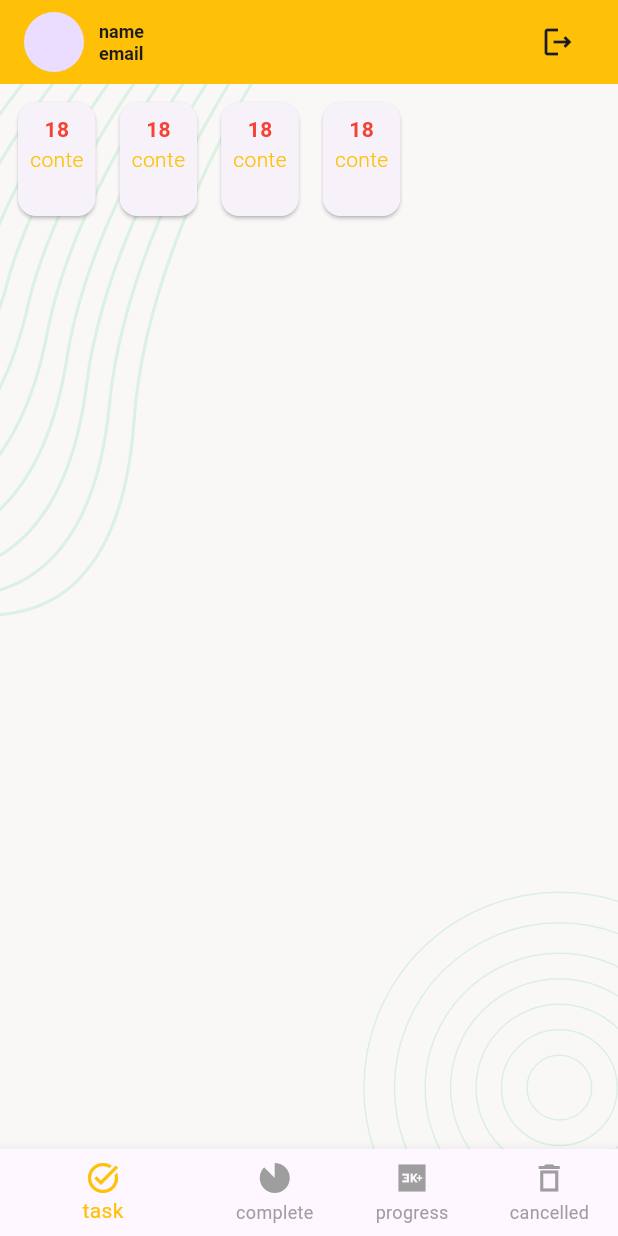
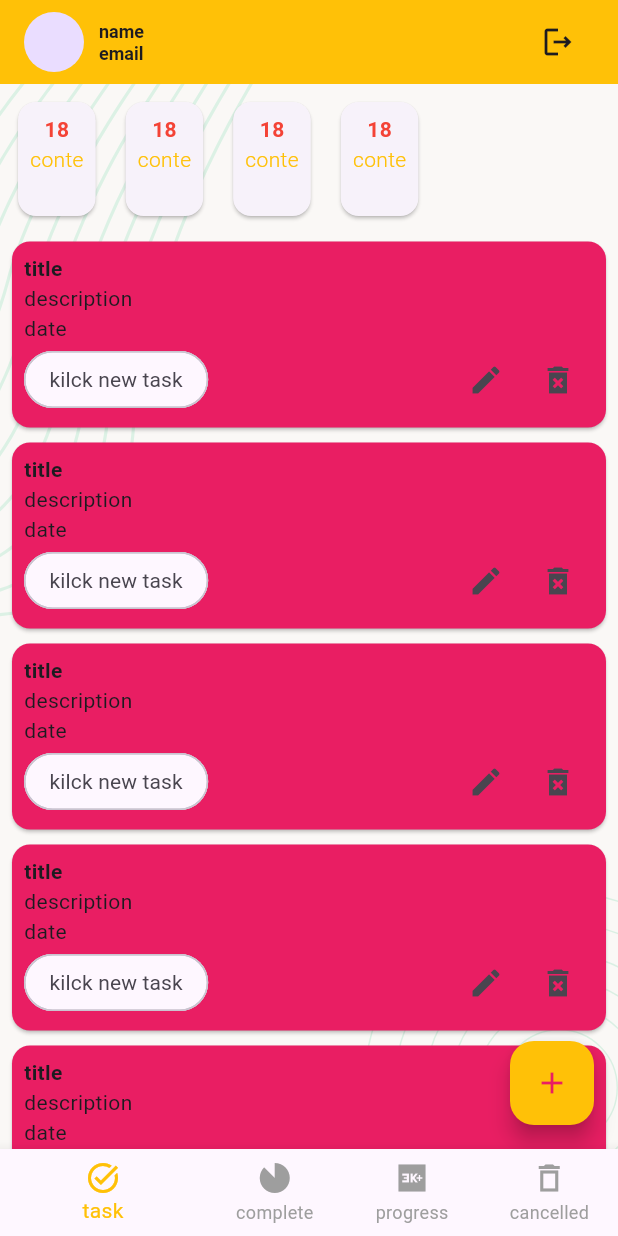
Before and after one commit to susandanne/Task_Manager_Project_in_Flutter, a Flutter app: the screen it shows after launch, after a tap on the "icecream" icon, on a phone screen of 412 x 824 dp. Run offline on Flutter 3.47's test engine with Material 3 defaults, Android fonts, the phone set to English and light mode, and no system bars; our stand-ins replace flutter_svg, pin_code_fields; missing offline and left inert: fvm.

Commit message:
4 bottom pages created.logout appbar function done,global context.

```diff
--- a/lib/app.dart
+++ b/lib/app.dart
@@ -2,12 +2,18 @@ import 'package:flutter/material.dart';
 import 'package:task_manager_project_in_flutter/presentation/screens/splash_screens.dart';
 import 'package:task_manager_project_in_flutter/presentation/utilitites/Colors_App.dart';
 
-class TaskManager extends StatelessWidget {
+class TaskManager extends StatefulWidget {
   const TaskManager({super.key});
+static GlobalKey<NavigatorState> globalKeyContext=GlobalKey<NavigatorState>();
+  @override
+  State<TaskManager> createState() => _TaskManagerState();
+}
 
+class _TaskManagerState extends State<TaskManager> {
   @override
   Widget build(BuildContext context) {
     return  MaterialApp(
+      navigatorKey:TaskManager.globalKeyContext ,
       title:'task manager',
       home: Splash_Screens(),
       theme: ThemeData(
@@ -40,6 +46,11 @@ class TaskManager extends StatelessWidget {
           titleLarge: TextStyle(fontSize: 34,
               fontWeight: FontWeight.bold,
               color: Colors.amberAccent)
+        ),
+        chipTheme: ChipThemeData(
+          shape: RoundedRectangleBorder(
+            borderRadius: BorderRadius.circular(50)
+          )
         )
         )
     );
--- a/lib/presentation/screens/mainBottomNavigationScreen.dart
+++ b/lib/presentation/screens/mainBottomNavigationScreen.dart
@@ -2,6 +2,9 @@ import 'package:flutter/material.dart';
 import 'package:task_manager_project_in_flutter/presentation/screens/newTask_screens.dart';
 
 import '../utilitites/Colors_App.dart';
+import 'Progress_Task_screens.dart';
+import 'cancelled_Task_screens.dart';
+import 'complete_Task_screens.dart';
 
 class BottomNaviagtion extends StatefulWidget {
   const BottomNaviagtion({super.key});
@@ -12,7 +15,7 @@ class BottomNaviagtion extends StatefulWidget {
 
 class _BottomNaviagtionState extends State<BottomNaviagtion> {
  int _currentIndex=0;
- List<Widget>_TaskScreens=[ NewTask(),NewTask(),NewTask(),NewTask(),];
+ List<Widget>_TaskScreens=[ NewTask(),Complete(),Progress(),Cancelled(),];
   @override
   Widget build(BuildContext context) {
     return Scaffold(
--- a/lib/presentation/screens/newTask_screens.dart
+++ b/lib/presentation/screens/newTask_screens.dart
@@ -1,8 +1,10 @@
 import 'package:flutter/material.dart';
+import 'package:task_manager_project_in_flutter/presentation/utilitites/Colors_App.dart';
 import 'package:task_manager_project_in_flutter/presentation/widgets/backGroundWidget.dart';
 import 'package:task_manager_project_in_flutter/presentation/widgets/profileLogoAppBarWidget.dart';
 
 import '../widgets/taskCardCounter.dart';
+import '../widgets/taskCardDetails.dart';
 
 class NewTask extends StatefulWidget {
   const NewTask({super.key});
@@ -13,6 +15,8 @@ class NewTask extends StatefulWidget {
 
 class _NewTaskState extends State<NewTask> {
 
+
+
   @override
   Widget build(BuildContext context) {
     return Scaffold(
@@ -20,10 +24,16 @@ class _NewTaskState extends State<NewTask> {
       body:backGroundWidget(
         child:Column(
           children: [
-            TaskCounterWidget
+            TaskCounterWidget,
+            Expanded(child:ListView.builder(itemCount: 5,itemBuilder: (context,index){
+              return TaskCardDetails();
+            }))
           ],
         ) ,
       ),
+      floatingActionButton: FloatingActionButton(onPressed: () {},
+        backgroundColor: AppColor.ThemeColor,
+      child: Icon(Icons.add,color: Colors.pink,),),
     );
   }
   Widget get TaskCounterWidget{
@@ -35,7 +45,7 @@ class _NewTaskState extends State<NewTask> {
             itemBuilder:(context,index){
               return CardTask(amount: 18, title: 'conte',);
             }, separatorBuilder: (_,__){
-              return SizedBox(width: 8,);
+              return SizedBox(width:12,);
             }),
       ),
     );
--- a/lib/presentation/widgets/profileLogoAppBarWidget.dart
+++ b/lib/presentation/widgets/profileLogoAppBarWidget.dart
@@ -1,6 +1,10 @@
-import 'package:flutter/cupertino.dart';
+
+
+
 import 'package:flutter/material.dart';
-import 'package:flutter/widgets.dart';
+
+import 'package:task_manager_project_in_flutter/app.dart';
+import 'package:task_manager_project_in_flutter/presentation/screens/sign_in_screen.dart';
 import 'package:task_manager_project_in_flutter/presentation/utilitites/Colors_App.dart';
 
 PreferredSizeWidget get profileAppBar{
@@ -9,7 +13,9 @@ PreferredSizeWidget get profileAppBar{
     title:Row(
       children: [CircleAvatar(),SizedBox(width: 10,),
         Expanded(child: Column(crossAxisAlignment: CrossAxisAlignment.start,children: [Text('name',style:TextStyle(fontSize:12 ) ,),SizedBox(width: 10,),Text('email',style:TextStyle(fontSize:12 ),)],)),
-        IconButton(onPressed: (){}, icon:Icon(Icons.logout_outlined),)],
+        IconButton(onPressed: (){
+          Navigator.pushAndRemoveUntil(TaskManager.globalKeyContext.currentContext!, MaterialPageRoute(builder: (context)=>SignInScreen()), (route) => false);
+        }, icon:Icon(Icons.logout_outlined),)],
     ) ,
   );
 }
--- /dev/null
+++ b/lib/presentation/widgets/taskCardDetails.dart
@@ -0,0 +1,33 @@
+import 'package:flutter/cupertino.dart';
+import 'package:flutter/material.dart';
+
+class TaskCardDetails extends StatelessWidget {
+  const TaskCardDetails({
+    super.key,
+  });
+
+  @override
+  Widget build(BuildContext context) {
+    return Card(
+      color: Colors.pink,
+      margin:EdgeInsets.symmetric(horizontal: 8,vertical: 5),
+      child:Padding(
+        padding: const EdgeInsets.all(8.0),
+        child: Column(
+          crossAxisAlignment: CrossAxisAlignment.start,
+          children: [
+            Text('title',style: TextStyle(fontWeight: FontWeight.bold)),
+            Text('description'),
+            Text('date'),
+            Row(children: [
+              Chip(label: Text('kilck new task')),
+              Spacer(),
+              IconButton(onPressed: (){}, icon: Icon(Icons.edit)),
+              IconButton(onPressed: (){}, icon: Icon(Icons.delete_forever_sharp)),
+            ],)
+          ],
+        ),
+      ) ,
+    );
+  }
+}
```
Also changed, not shown: lib/presentation/screens/Progress_Task_screens.dart (added, +33 -0 lines), lib/presentation/screens/cancelled_Task_screens.dart (added, +35 -0 lines), lib/presentation/screens/complete_Task_screens.dart (added, +33 -0 lines).
